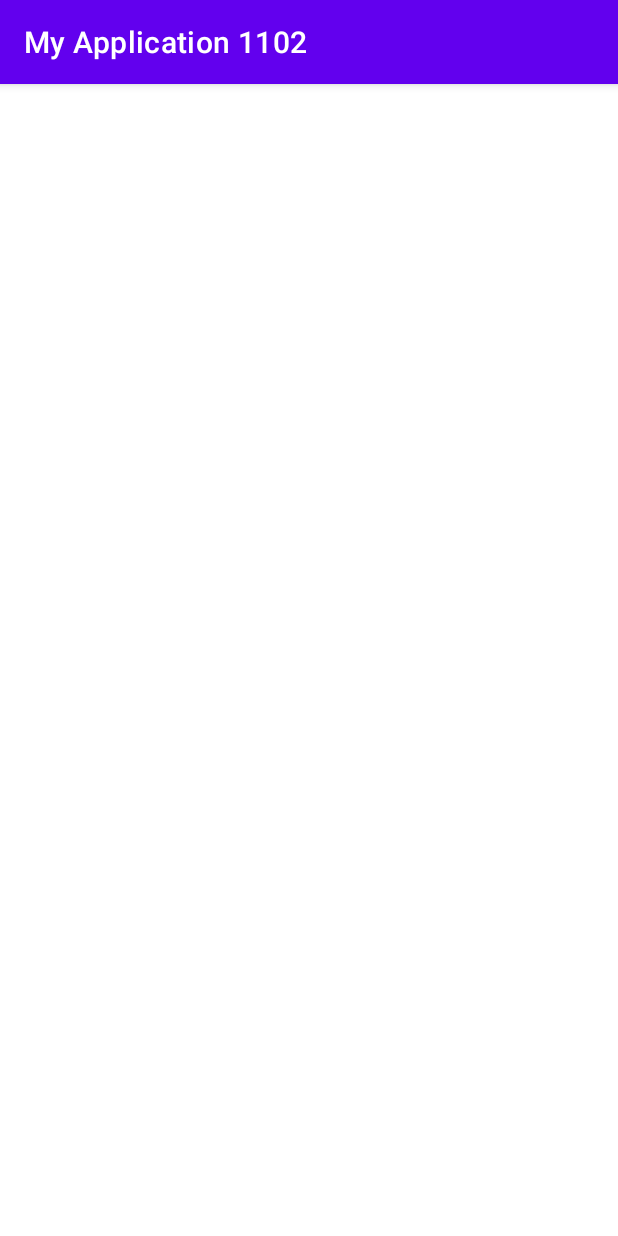
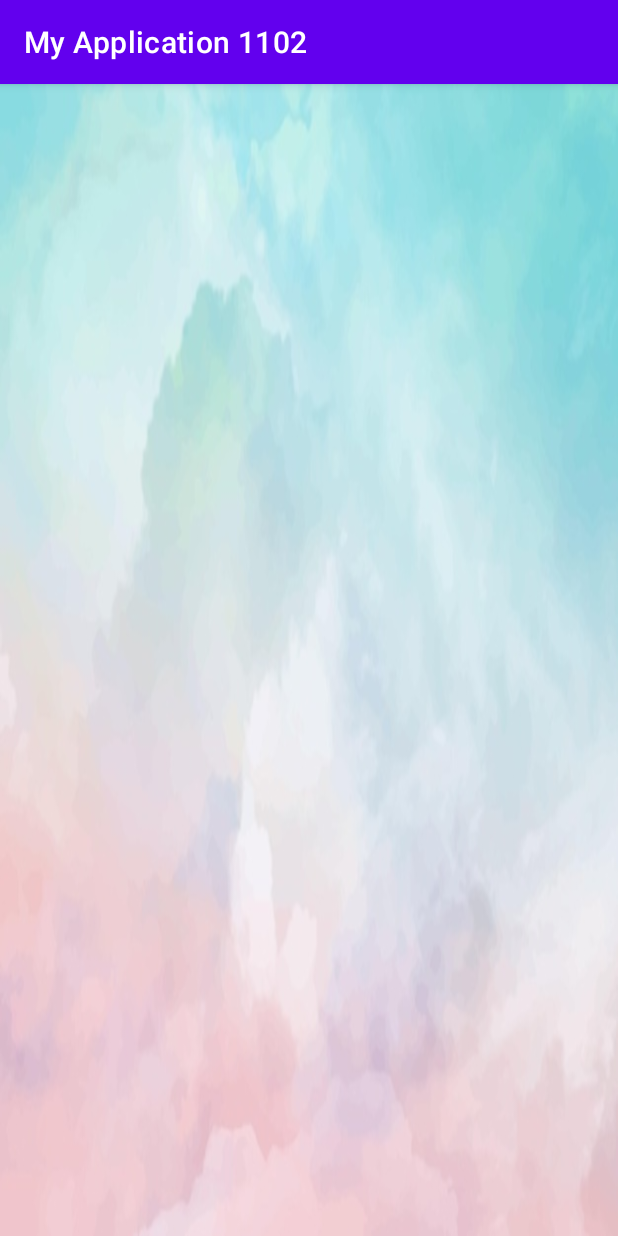
Before and after one commit to Lyne121/My_Application_1102, an Android app: the screen it shows after launch (MainActivity), on a phone screen of 412 x 824 dp. Run offline under Robolectric (Android 15) with nearby library versions, the phone set to English and light mode, and no system bars.

Commit message:
그림파일 추가, 배경설정

```diff
--- a/app/src/main/res/layout/activity_main.xml
+++ b/app/src/main/res/layout/activity_main.xml
@@ -4,9 +4,10 @@
     xmlns:tools="http://schemas.android.com/tools"
     android:layout_width="match_parent"
     android:layout_height="match_parent"
-    tools:context=".MainActivity"
     android:orientation="vertical"
-    android:padding="20dp">
+    android:padding="20dp"
+    android:background="@drawable/background"
+    tools:context=".MainActivity">
 
 
 
```
Also changed, not shown: app/src/main/res/drawable/background.jpg (added), app/src/main/res/drawable/googleblackicon.jpg (added), app/src/main/res/drawable/kakaotalkblackicon.jpg (added), app/src/main/res/drawable/pwicon.jpg (added).
